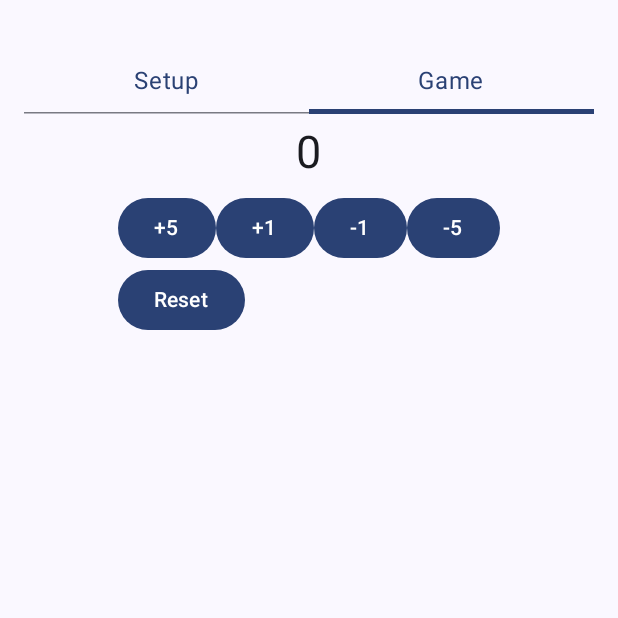
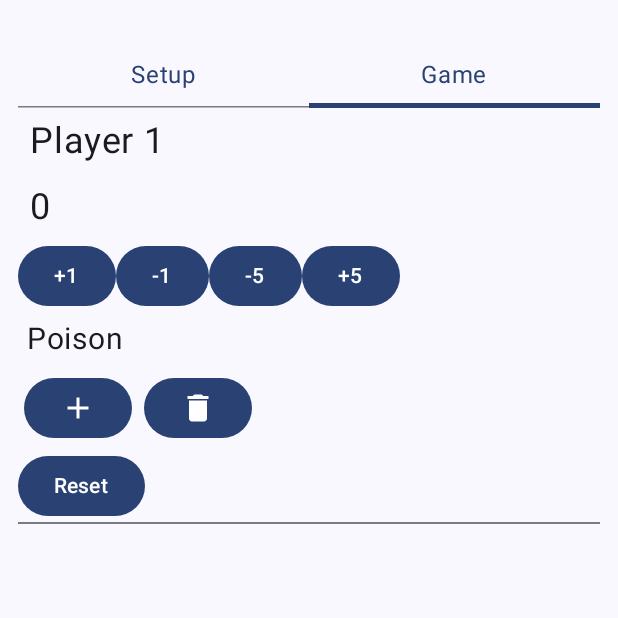
Before and after one commit to watsondarren/GamingHealthTracker, an Android app built with Jetpack Compose: the screen it shows after launch (MainActivity), after a tap on "Submit", on a phone screen of 412 x 824 dp, the top half of it. Run offline under Robolectric (Android 15) with nearby library versions, the phone set to English and light mode, and no system bars.

Commit message:
Added Player Class and arangment

```diff
--- a/app/build.gradle.kts
+++ b/app/build.gradle.kts
@@ -12,7 +12,7 @@ android {
         minSdk = 33
         targetSdk = 34
         versionCode = 1
-        versionName = "1.0"
+        versionName = "0.1"
 
         testInstrumentationRunner = "androidx.test.runner.AndroidJUnitRunner"
         vectorDrawables {
--- a/app/src/main/java/com/example/gaminghealthtracker/GameViewModel.kt
+++ b/app/src/main/java/com/example/gaminghealthtracker/GameViewModel.kt
@@ -7,22 +7,39 @@ import androidx.compose.runtime.setValue
 import androidx.lifecycle.ViewModel
 
 class GameViewModel: ViewModel() {
-    var state: Int by mutableStateOf(0)
-    var currentStep by mutableStateOf("")
+    var state: Int by mutableIntStateOf(0)
     var players by mutableIntStateOf(1)
     val listOfGames = listOf("magic", "dungeon")
     var currentGameType by mutableStateOf("")
-    var startingHealth: Int = 20
-    var health by mutableIntStateOf( 20)
+    var playerName by mutableStateOf("")
+    var startingPlayerHealth by mutableIntStateOf(0)
+    var temporaryHealth by mutableIntStateOf(0)
+    var armorClass by mutableIntStateOf(10)
+    var movement by mutableIntStateOf(30)
+}
+
+class Player(name: String = "", startingHealth: Int = 0, startingArmorClass: Int = 10, startingMovement: Int = 30) {
+    var playerName by mutableStateOf(name)
+    var startingPlayerHealth by mutableIntStateOf(startingHealth)
+    var health by mutableIntStateOf( startingHealth)
     var poisonCounters by mutableIntStateOf(0)
     var temporaryHealth by mutableIntStateOf(0)
-
-    fun selectGameType(gameTypeSelected: String) {
-        currentGameType = gameTypeSelected
+    var armorClass by mutableIntStateOf(startingArmorClass)
+    var movement by mutableIntStateOf(startingMovement)
+    fun addOneHealth() {
+        health++
     }
-
-    fun setPlayerStartingHealth(healthValueToSet: Int) {
-        startingHealth = healthValueToSet
-        health = healthValueToSet
+    fun addFiveHealth() {
+        health+=5
+    }
+    fun removeOneHealth() {
+        health--
+    }
+    fun removeFiveHealth() {
+        health-=5
+    }
+    fun reset() {
+        health = startingPlayerHealth
+        poisonCounters = 0
     }
 }
--- a/app/src/main/java/com/example/gaminghealthtracker/MainActivity.kt
+++ b/app/src/main/java/com/example/gaminghealthtracker/MainActivity.kt
@@ -7,12 +7,22 @@ import androidx.activity.enableEdgeToEdge
 import androidx.compose.foundation.layout.Arrangement
 import androidx.compose.foundation.layout.Column
 import androidx.compose.foundation.layout.Row
+import androidx.compose.foundation.layout.Spacer
 import androidx.compose.foundation.layout.fillMaxSize
 import androidx.compose.foundation.layout.padding
+import androidx.compose.foundation.layout.size
+import androidx.compose.foundation.lazy.LazyColumn
 import androidx.compose.foundation.text.KeyboardOptions
+import androidx.compose.material.icons.Icons
+import androidx.compose.material.icons.filled.Add
+import androidx.compose.material.icons.filled.Delete
+import androidx.compose.material.icons.filled.FavoriteBorder
+import androidx.compose.material.icons.filled.Refresh
 
 import androidx.compose.material3.Button
 import androidx.compose.material3.Card
+import androidx.compose.material3.Divider
+import androidx.compose.material3.Icon
 
 import androidx.compose.material3.Tab
 import androidx.compose.material3.Scaffold
@@ -23,7 +33,9 @@ import androidx.compose.material3.TextField
 
 import androidx.compose.runtime.Composable
 import androidx.compose.runtime.getValue
+import androidx.compose.runtime.mutableIntStateOf
 import androidx.compose.runtime.mutableStateOf
+import androidx.compose.runtime.remember
 import androidx.compose.runtime.saveable.rememberSaveable
 import androidx.compose.runtime.setValue
 import androidx.compose.ui.Alignment
@@ -31,12 +43,18 @@ import androidx.compose.ui.Alignment
 import androidx.compose.ui.Modifier
 import androidx.compose.ui.res.stringResource
 import androidx.compose.ui.text.input.KeyboardType
+import androidx.compose.ui.unit.Dp
+import androidx.compose.ui.unit.TextUnit
 import androidx.compose.ui.unit.dp
 import androidx.compose.ui.unit.sp
 import com.example.gaminghealthtracker.ui.theme.GamingHealthTrackerTheme
 
 val viewModel = GameViewModel()
-val numbersOnly = Regex("^\\d+\$")
+val numbersOnly = Regex("^\\d+?")
+
+fun checkDigitsOnly(stringToCheck: String): Boolean {
+    return stringToCheck.matches(numbersOnly)
+}
 
 class MainActivity : ComponentActivity() {
     override fun onCreate(savedInstanceState: Bundle?) {
@@ -47,7 +65,7 @@ class MainActivity : ComponentActivity() {
                 Scaffold(modifier = Modifier.fillMaxSize()) { innerPadding ->
                     Column(
                         Modifier
-                            .padding(16.dp)
+                            .padding(12.dp)
                             .padding(top = 16.dp),
                         verticalArrangement = Arrangement.SpaceBetween) {
                         TabRow(selectedTabIndex = viewModel.state,
@@ -55,35 +73,33 @@ class MainActivity : ComponentActivity() {
                         ) {
                             Tab(
                                 selected = viewModel.state == 0,
-                                onClick = { viewModel.state = 0 },
-                                Modifier.padding(10.dp)
+                                onClick = { viewModel.state = 0 }
                             ) {
-                                Text(text = "Setup")
+                                MediumPaddingText(stringId = R.string.setup_tab)
                             }
                             Tab(
                                 selected = viewModel.state == 1,
-                                onClick = { viewModel.state = 1 },
-                                Modifier.padding(10.dp)
+                                onClick = { viewModel.state = 1 }
                             ) {
-                                Text(text = "Game")
+                                MediumPaddingText(stringId = R.string.game_tab)
                             }
                         }
                         if (viewModel.state == 0) {
                             SelectGameType()
                         } else if(viewModel.state == 1) {
                             Column(modifier = Modifier.align(Alignment.CenterHorizontally)) {
-                                if(viewModel.currentGameType == "magic") {
-                                    Text(text = viewModel.health.toString(), fontSize = 30.sp, modifier = Modifier
-                                        .padding(8.dp)
-                                        .align(Alignment.CenterHorizontally))
-                                    Column {
-                                        PlayerControls()
-                                        ResetHealth()
+                                when (viewModel.currentGameType) {
+                                    "magic" -> {
+                                        MagicGameLayout()
                                     }
-                                } else {
-                                    Text(text = stringResource(id = R.string.no_game), fontSize = 30.sp, modifier = Modifier
-                                        .padding(8.dp)
-                                        .align(Alignment.CenterHorizontally))
+                                    "dungeon" -> {
+                                        DungeonGameLayout()
+                                    }
+                                    else -> {
+                                        Text(text = stringResource(id = R.string.no_game), fontSize = 24.sp, modifier = Modifier
+                                            .padding(8.dp)
+                                            .align(Alignment.CenterHorizontally))
+                                    }
                                 }
                             }
                         }
@@ -95,48 +111,77 @@ class MainActivity : ComponentActivity() {
 }
 
 @Composable
-fun PlayerControls() {
-    Row {
-        AddFiveHealth()
-        AddOneHealth()
-        RemoveOneHealth()
-        RemoveFiveHealth()
+fun MagicGameLayout() {
+    LazyColumn {
+        for(i in 1..viewModel.players){
+            item {
+                val player by remember { mutableStateOf(Player(name = "Player $i", startingHealth = viewModel.startingPlayerHealth)) }
+                Row {
+                    CustomTextWithSizePaddingAlignment(
+                        textToDisplay = player.playerName,
+                        sizeOfFont = 24.sp,
+                        paddingToUse =8.dp
+                    )
+                }
+                CustomTextWithSizePaddingAlignment(
+                    textToDisplay = player.health.toString(),
+                    sizeOfFont = 24.sp,
+                    paddingToUse = 8.dp
+                )
+                Row {
+                    Button(onClick = { player.addOneHealth() } ) {
+                        Text(text = "+1")
+                    }
+                    Button(onClick = { player.removeOneHealth() } ) {
+                        Text(text = "-1")
+                    }
+                    Button(onClick = { player.removeFiveHealth() } ) {
+                        Text(text = "-5")
+                    }
+                    Button(onClick = { player.addFiveHealth() } ) {
+                        Text(text = "+5")
+                    }
+                }
+                CustomTextWithSizePaddingAlignment(
+                    textToDisplay = "Poison",
+                    sizeOfFont = 20.sp,
+                    paddingToUse = 6.dp
+                )
+                Row {
+                    Button(onClick = { player.poisonCounters++ }, Modifier.padding(4.dp)) {
+                        Icon(Icons.Filled.Add, "Add Counter")
+                    }
+                    Button(onClick = { player.poisonCounters = 0 }, Modifier.padding(4.dp)) {
+                        Icon(Icons.Filled.Delete, "Remove Counters")
+                    }
+                    for (counterNumber in 1..player.poisonCounters) {
+                        Icon(Icons.Default.FavoriteBorder, contentDescription = "Poison Counter $counterNumber")
+                    }
+                }
+                Button(onClick = { player.reset() }) {
+                    Text(text = stringResource(id = R.string.reset))
+                }
+                Divider()
+            }
+        }
     }
 }
 
 @Composable
-fun Health() {
-}
-
-@Composable
-fun AddOneHealth() {
-    Button(onClick = { viewModel.health++ } ) {
-        Text(text = "+1")
-    }
-}
-@Composable
-fun RemoveOneHealth() {
-    Button(onClick = { viewModel.health-- } ) {
-        Text(text = "-1")
-    }
-}
-@Composable
-fun RemoveFiveHealth() {
-    Button(onClick = { viewModel.health -= 5 } ) {
-        Text(text = "-5")
-    }
-}
-@Composable
-fun AddFiveHealth() {
-    Button(onClick = { viewModel.health += 5 } ) {
-        Text(text = "+5")
-    }
-}
-
-@Composable
-fun ResetHealth() {
-    Button(onClick = { viewModel.health = viewModel.startingHealth }) {
-        Text(text = stringResource(id = R.string.reset))
+fun DungeonGameLayout() {
+    val player by remember { mutableStateOf(Player(name = viewModel.playerName, startingHealth = viewModel.startingPlayerHealth, startingArmorClass = viewModel.armorClass, startingMovement = viewModel.movement)) }
+    Column {
+        CustomTextWithSizePaddingAlignment(player.playerName, 24.sp, 8.dp)
+        Row(
+            Modifier
+                .align(Alignment.CenterHorizontally)
+                .padding(6.dp)) {
+            DndStatCard(player.health, "HP")
+            Spacer(modifier = Modifier.padding(4.dp))
+            DndStatCard(player.armorClass, "AC")
+            Spacer(modifier = Modifier.padding(4.dp))
+            DndStatCard(player.movement, "ft.")
+        }
     }
 }
 
@@ -145,19 +190,18 @@ fun SelectGameType() {
     val viewModel = GameViewModel()
     Column {
         for (game in viewModel.listOfGames) {
-            if (game == "magic") {
-                Card {
-                    Text(text = stringResource(id = R.string.magic), modifier = Modifier.padding(8.dp))
+            when (game) {
+                "magic" -> {
+                    MediumPaddingText(R.string.magic)
+                    MagicTheGathering()
+                    Divider(Modifier.padding(4.dp))
                 }
-                MagicTheGathering()
-            } else if(game == "dungeon") {
-                Card {
-                    Text(text = stringResource(id = R.string.dungeons), modifier = Modifier.padding(8.dp))
+                "dungeon" -> {
+                    MediumPaddingText(R.string.dungeons)
+                    DungeonAndDragonTracker()
                 }
-                DungeonAndDragonTracker()
-            } else {
-                Card {
-                    Text(text = stringResource(id = R.string.in_progress), modifier = Modifier.padding(8.dp))
+                else -> {
+                    MediumPaddingText( R.string.in_progress)
                 }
             }
         }
@@ -167,37 +211,124 @@ fun SelectGameType() {
 @Composable
 fun DungeonAndDragonTracker() {
     // Starting Health
-    // Temp Health
-    // Spell Slots
+    var playerName by rememberSaveable { mutableStateOf("") }
+    TextField(
+        value = playerName,
+        onValueChange = { playerName = it },
+        label = {SmallPaddingText(R.string.player_name)},
+        maxLines = 1,
+        singleLine = true,
+    )
+    // Starting Health
+    var healthInput by rememberSaveable { mutableStateOf("0") }
+    TextField(
+        value = healthInput,
+        onValueChange = { if(checkDigitsOnly(it)){healthInput = it} },
+        label = {SmallPaddingText(R.string.starting_health)},
+        maxLines = 1,
+        singleLine = true,
+        keyboardOptions = KeyboardOptions(keyboardType = KeyboardType.Number)
+    )
+    var armorClass by rememberSaveable { mutableStateOf("10") }
+    TextField(
+        value = armorClass,
+        onValueChange = { if(checkDigitsOnly(it)){armorClass = it} },
+        label = {SmallPaddingText(R.string.armor_class)},
+        maxLines = 1,
+        singleLine = true,
+        keyboardOptions = KeyboardOptions(keyboardType = KeyboardType.Number)
+    )
+    var movementSpeed by rememberSaveable { mutableStateOf("30") }
+    TextField(
+        value = movementSpeed,
+        onValueChange = { if(checkDigitsOnly(it)){movementSpeed = it} },
+        label = { SmallPaddingText(R.string.movement) },
+        maxLines = 1,
+        singleLine = true,
+        keyboardOptions = KeyboardOptions(keyboardType = KeyboardType.Number)
+    )
+
+    Button(
+        onClick = {
+            viewModel.state = 1
+            viewModel.currentGameType = "dungeon"
+            viewModel.playerName = playerName
+            viewModel.startingPlayerHealth = healthInput.toInt()
+            viewModel.armorClass = armorClass.toInt()
+            viewModel.movement = movementSpeed.toInt()
+        },
+        Modifier.padding(4.dp)
+    ) {
+        SmallPaddingText(R.string.submit)
+    }
 }
 
 @Composable
 fun MagicTheGathering() {
     //number of players
-    var playerInput by rememberSaveable { mutableStateOf("0") }
-    TextField(
-        value = playerInput,
-        onValueChange = { playerInput = it },
-        label = {Text(text = stringResource(id = R.string.player_count))},
-        maxLines = 1,
-        singleLine = true,
-        keyboardOptions = KeyboardOptions(keyboardType = KeyboardType.Number)
-    )
+    var playerInput by rememberSaveable { mutableIntStateOf(1) }
+    Column {
+        SmallPaddingText(R.string.player_count)
+        Row {
+            Column {
+                Button(onClick = {playerInput++}){ Icon(Icons.Filled.Add, "Increase Player Count")}
+                Button(onClick = {playerInput = 1}){Icon(Icons.Filled.Refresh, "Reset Player Count")}
+            }
+            Spacer(modifier = Modifier.size(10.dp))
+            Card {
+                Text(text = playerInput.toString(), fontSize = 24.sp, modifier = Modifier.padding(8.dp))
+            }
+        }
+    }
 
-    //starting health
     var healthInput by rememberSaveable { mutableStateOf("0") }
     TextField(
         value = healthInput,
-        onValueChange = { healthInput = it},
-        label = { Text(text = stringResource(id = R.string.starting_health))},
+        onValueChange = { if(checkDigitsOnly(it)){healthInput = it}},
+        label = { SmallPaddingText(R.string.starting_health)},
         maxLines = 1,
         singleLine = true,
         keyboardOptions = KeyboardOptions(keyboardType = KeyboardType.Number),
 
     )
-
-    // Poison Counters
-    Button(onClick = { viewModel.startingHealth = healthInput.toInt(); viewModel.health = healthInput.toInt(); viewModel.players = playerInput.toInt(); viewModel.state = 1; viewModel.currentGameType = "magic"}) {
-        Text(text = stringResource(id = R.string.submit))
+    Button(
+        onClick = {
+            viewModel.state = 1
+            viewModel.currentGameType = "magic"
+            viewModel.players = playerInput
+            viewModel.startingPlayerHealth = healthInput.toInt()
+        },
+        Modifier.padding(4.dp)
+    ) {
+        SmallPaddingText(R.string.submit)
     }
 }
+
+@Composable
+fun DndStatCard(displayNumber: Int, title: String) {
+    Card {
+        CustomTextWithSizePaddingAlignment(displayNumber.toString(), 24.sp, 8.dp)
+        CustomTextWithSizePaddingAlignment(title, 16.sp, 6.dp)
+    }
+}
+
+@Composable
+fun MediumPaddingText(stringId: Int) {
+    Text(text = stringResource(id = stringId),
+        Modifier.padding(10.dp))
+}
+
+@Composable
+fun SmallPaddingText(stringId: Int) {
+    Text(text = stringResource(id = stringId),
+        Modifier.padding(8.dp))
+}
+
+@Composable
+fun CustomTextWithSizePaddingAlignment(textToDisplay: String, sizeOfFont: TextUnit, paddingToUse: Dp) {
+    Text(
+        text = textToDisplay,
+        fontSize = sizeOfFont,
+        modifier = Modifier.padding(paddingToUse)
+    )
+}
--- a/app/src/main/res/values/strings.xml
+++ b/app/src/main/res/values/strings.xml
@@ -10,4 +10,7 @@
     <string name="reset">Reset</string>
     <string name="in_progress">Work In Progess</string>
     <string name="no_game">No game is currently set</string>
+    <string name="movement">Movement Speed</string>
+    <string name="armor_class">Armor Class (AC)</string>
+    <string name="player_name">Player Name</string>
 </resources>
```
Also changed, not shown: 1 other file.
